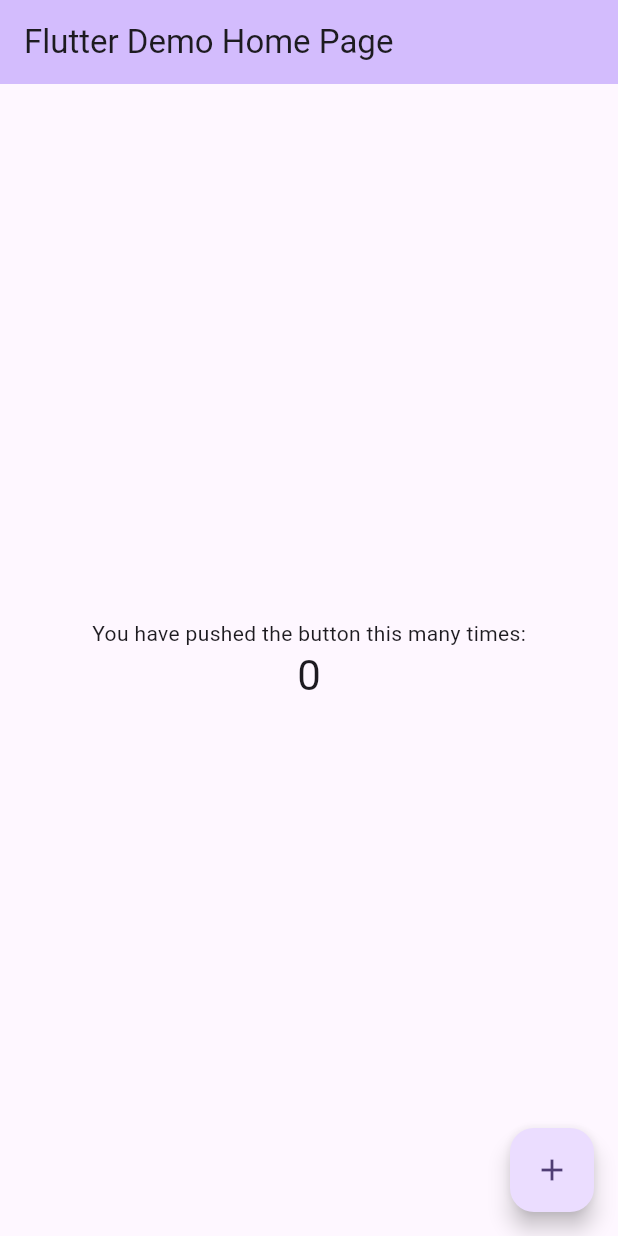
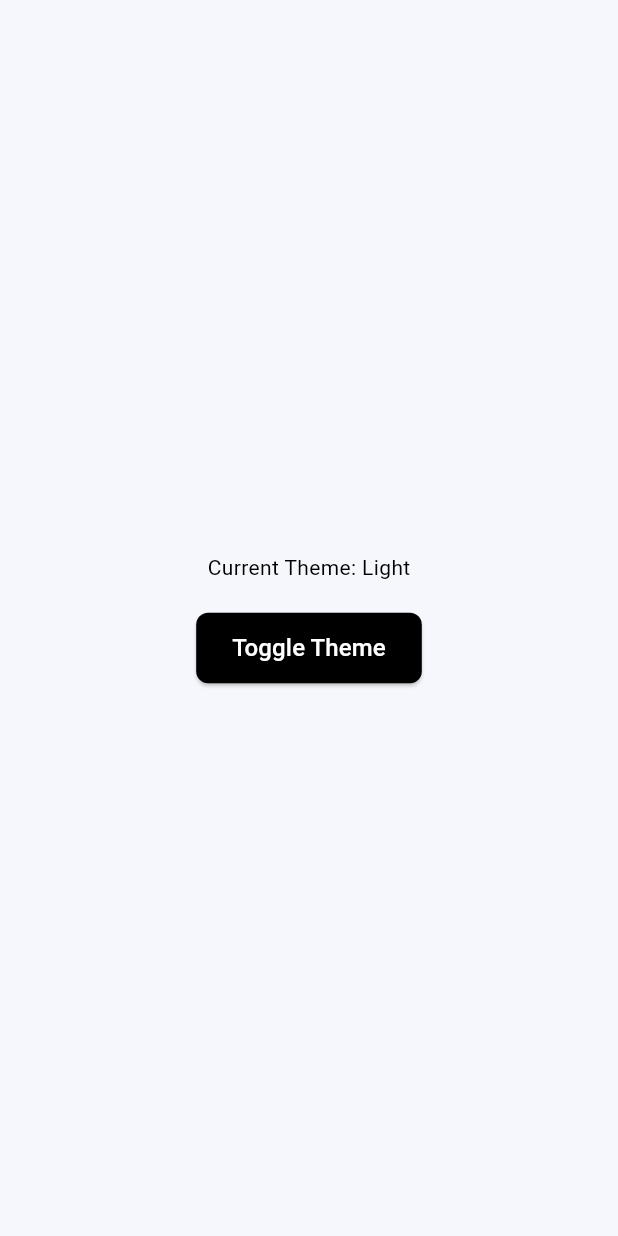
Before and after one commit to Alvish0407/zomato_theme_switcher, a Flutter app: the screen it shows after launch, on a phone screen of 412 x 824 dp. Run offline on Flutter 3.47's test engine with Material 3 defaults, Android fonts, the phone set to English and light mode, and no system bars.

Commit message:
feat: added theme switcher

```diff
--- a/lib/main.dart
+++ b/lib/main.dart
@@ -1,4 +1,6 @@
 import 'package:flutter/material.dart';
+
+import 'theme/wave_clipper.dart';
 
 void main() {
   runApp(const MyApp());
@@ -7,119 +9,153 @@ void main() {
 class MyApp extends StatelessWidget {
   const MyApp({super.key});
 
-  // This widget is the root of your application.
   @override
   Widget build(BuildContext context) {
     return MaterialApp(
-      title: 'Flutter Demo',
+      title: 'Zomato Theme Switcher',
       theme: ThemeData(
-        // This is the theme of your application.
-        //
-        // TRY THIS: Try running your application with "flutter run". You'll see
-        // the application has a purple toolbar. Then, without quitting the app,
-        // try changing the seedColor in the colorScheme below to Colors.green
-        // and then invoke "hot reload" (save your changes or press the "hot
-        // reload" button in a Flutter-supported IDE, or press "r" if you used
-        // the command line to start the app).
-        //
-        // Notice that the counter didn't reset back to zero; the application
-        // state is not lost during the reload. To reset the state, use hot
-        // restart instead.
-        //
-        // This works for code too, not just values: Most code changes can be
-        // tested with just a hot reload.
-        colorScheme: ColorScheme.fromSeed(seedColor: Colors.deepPurple),
-        useMaterial3: true,
+        colorScheme: ColorScheme.light(
+          surface: Color.fromRGBO(246, 247, 252, 1),
+        ),
       ),
-      home: const MyHomePage(title: 'Flutter Demo Home Page'),
+      darkTheme: ThemeData(
+        colorScheme: ColorScheme.dark(
+          surface: Color.fromRGBO(24, 23, 29, 1),
+        ),
+      ),
+      themeMode: ThemeMode.system,
+      home: const MyHomePage(),
     );
   }
 }
 
 class MyHomePage extends StatefulWidget {
-  const MyHomePage({super.key, required this.title});
-
-  // This widget is the home page of your application. It is stateful, meaning
-  // that it has a State object (defined below) that contains fields that affect
-  // how it looks.
-
-  // This class is the configuration for the state. It holds the values (in this
-  // case the title) provided by the parent (in this case the App widget) and
-  // used by the build method of the State. Fields in a Widget subclass are
-  // always marked "final".
-
-  final String title;
+  const MyHomePage({super.key});
 
   @override
   State<MyHomePage> createState() => _MyHomePageState();
 }
 
-class _MyHomePageState extends State<MyHomePage> {
-  int _counter = 0;
+class _MyHomePageState extends State<MyHomePage> with SingleTickerProviderStateMixin {
+  late final AnimationController _controller;
+  late final Animation<double> _animation;
+  bool isAnimating = false;
+  bool currentTheme = false; // false for light, true for dark
+  bool targetTheme = false; // Add this to track the target theme
 
-  void _incrementCounter() {
+  static const lightBg = Color.fromRGBO(246, 247, 252, 1);
+  static const darkBg = Color.fromRGBO(24, 23, 29, 1);
+
+  @override
+  void initState() {
+    super.initState();
+    _controller = AnimationController(
+      duration: const Duration(milliseconds: 750),
+      vsync: this,
+    );
+    _animation = CurvedAnimation(
+      parent: _controller,
+      curve: Curves.easeInOutCubic,
+    );
+
+    _controller.addStatusListener(_handleAnimationStatus);
+  }
+
+  void _handleAnimationStatus(AnimationStatus status) {
+    if (status == AnimationStatus.completed) {
+      setState(() {
+        isAnimating = false;
+        currentTheme = targetTheme;
+      });
+      _controller.reset();
+    }
+  }
+
+  void _toggleTheme() {
+    if (isAnimating) return;
+
     setState(() {
-      // This call to setState tells the Flutter framework that something has
-      // changed in this State, which causes it to rerun the build method below
-      // so that the display can reflect the updated values. If we changed
-      // _counter without calling setState(), then the build method would not be
-      // called again, and so nothing would appear to happen.
-      _counter++;
+      isAnimating = true;
+      targetTheme = !currentTheme;
     });
+
+    _controller.forward();
   }
 
   @override
   Widget build(BuildContext context) {
-    // This method is rerun every time setState is called, for instance as done
-    // by the _incrementCounter method above.
-    //
-    // The Flutter framework has been optimized to make rerunning build methods
-    // fast, so that you can just rebuild anything that needs updating rather
-    // than having to individually change instances of widgets.
     return Scaffold(
-      appBar: AppBar(
-        // TRY THIS: Try changing the color here to a specific color (to
-        // Colors.amber, perhaps?) and trigger a hot reload to see the AppBar
-        // change color while the other colors stay the same.
-        backgroundColor: Theme.of(context).colorScheme.inversePrimary,
-        // Here we take the value from the MyHomePage object that was created by
-        // the App.build method, and use it to set our appbar title.
-        title: Text(widget.title),
+      backgroundColor: currentTheme ? darkBg : lightBg,
+      body: Stack(
+        children: [
+          // Base layer with current theme
+          _buildContent(currentTheme),
+
+          // Animated layer with target theme
+          if (isAnimating)
+            AnimatedBuilder(
+              animation: _animation,
+              builder: (context, child) {
+                return ClipPath(
+                  clipper: WaveClipper(
+                    progress: _animation.value,
+                    waveHeight: 200,
+                  ),
+                  child: Container(
+                    color: targetTheme ? darkBg : lightBg,
+                    child: _buildContent(targetTheme),
+                  ),
+                );
+              },
+            ),
+        ],
       ),
-      body: Center(
-        // Center is a layout widget. It takes a single child and positions it
-        // in the middle of the parent.
-        child: Column(
-          // Column is also a layout widget. It takes a list of children and
-          // arranges them vertically. By default, it sizes itself to fit its
-          // children horizontally, and tries to be as tall as its parent.
-          //
-          // Column has various properties to control how it sizes itself and
-          // how it positions its children. Here we use mainAxisAlignment to
-          // center the children vertically; the main axis here is the vertical
-          // axis because Columns are vertical (the cross axis would be
-          // horizontal).
-          //
-          // TRY THIS: Invoke "debug painting" (choose the "Toggle Debug Paint"
-          // action in the IDE, or press "p" in the console), to see the
-          // wireframe for each widget.
-          mainAxisAlignment: MainAxisAlignment.center,
-          children: <Widget>[
-            const Text(
-              'You have pushed the button this many times:',
+    );
+  }
+
+  @override
+  void dispose() {
+    _controller.removeStatusListener(_handleAnimationStatus);
+    _controller.dispose();
+    super.dispose();
+  }
+
+  Widget _buildContent(bool isDarkTheme) {
+    return Center(
+      child: Column(
+        mainAxisAlignment: MainAxisAlignment.center,
+        children: [
+          Text(
+            'Current Theme: ${isDarkTheme ? "Dark" : "Light"}',
+            style: TextStyle(
+              color: isDarkTheme ? Colors.white : Colors.black,
             ),
-            Text(
-              '$_counter',
-              style: Theme.of(context).textTheme.headlineMedium,
+          ),
+          const SizedBox(height: 20),
+          ElevatedButton(
+            style: ElevatedButton.styleFrom(
+              backgroundColor: isDarkTheme ? Colors.white : Colors.black,
+              foregroundColor: isDarkTheme ? Colors.black : Colors.white,
+              padding: const EdgeInsets.symmetric(
+                horizontal: 24,
+                vertical: 12,
+              ),
+              shape: RoundedRectangleBorder(
+                borderRadius: BorderRadius.circular(8),
+              ),
             ),
-          ],
-        ),
+            onPressed: _toggleTheme,
+            child: Text(
+              'Toggle Theme',
+              style: TextStyle(
+                fontSize: 16,
+                fontWeight: FontWeight.w500,
+                color: isDarkTheme ? Colors.black : Colors.white,
+              ),
+            ),
+          ),
+        ],
       ),
-      floatingActionButton: FloatingActionButton(
-        onPressed: _incrementCounter,
-        tooltip: 'Increment',
-        child: const Icon(Icons.add),
-      ), // This trailing comma makes auto-formatting nicer for build methods.
     );
   }
 }
--- /dev/null
+++ b/lib/theme/wave_clipper.dart
@@ -0,0 +1,48 @@
+import 'dart:math' as math;
+
+import 'package:flutter/material.dart';
+
+class WaveClipper extends CustomClipper<Path> {
+  final double progress;
+  final double waveHeight;
+  final bool isReversed;
+
+  WaveClipper({
+    required this.progress,
+    this.waveHeight = 200,
+    this.isReversed = false,
+  });
+
+  @override
+  Path getClip(Size size) {
+    final path = Path();
+    final center = Offset(size.width / 2, size.height);
+    final maxRadius = math.sqrt(size.width * size.width + size.height * size.height);
+    final currentRadius = maxRadius * progress;
+
+    if (isReversed) {
+      // For dark to light (top to bottom)
+      path.addOval(
+        Rect.fromCenter(
+          center: Offset(size.width / 2, 0),
+          width: currentRadius * 2,
+          height: currentRadius * 2,
+        ),
+      );
+    } else {
+      // For light to dark (bottom to top)
+      path.addOval(
+        Rect.fromCenter(
+          center: center,
+          width: currentRadius * 2,
+          height: currentRadius * 2,
+        ),
+      );
+    }
+
+    return path;
+  }
+
+  @override
+  bool shouldReclip(WaveClipper oldClipper) => true;
+}
```
